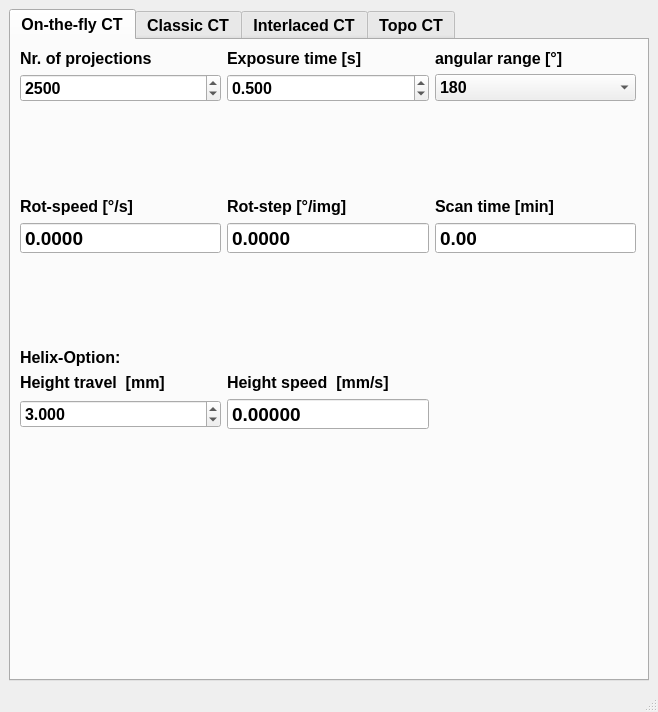
Old version of the form BAMline_CT-helper/CT_helper.ui in the repository HMarkoetter/BAMline_CT_preview_RECO.
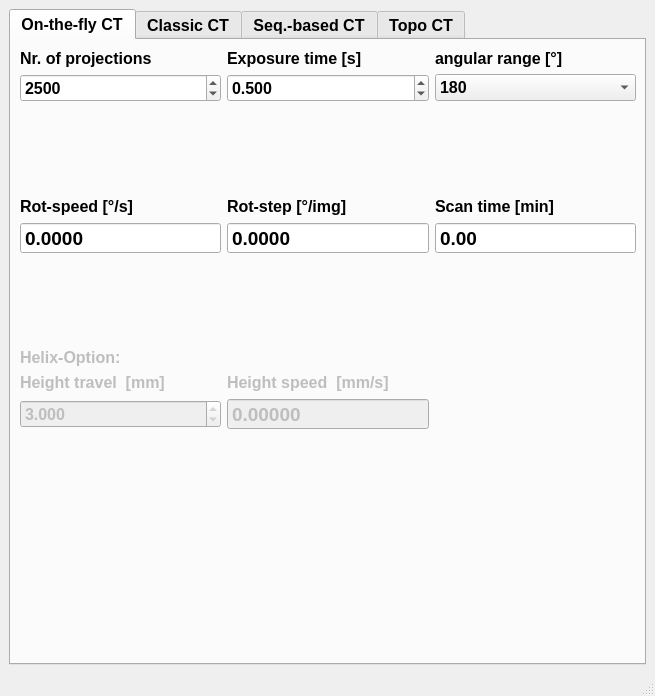
New version of the form. Custom widgets are drawn as their Qt base class.

Commit message: renaming in CT-helper

```diff
--- a/BAMline_CT-helper/CT_helper.ui
+++ b/BAMline_CT-helper/CT_helper.ui
@@ -6,8 +6,8 @@
    <rect>
     <x>0</x>
     <y>0</y>
-    <width>658</width>
-    <height>712</height>
+    <width>655</width>
+    <height>696</height>
    </rect>
   </property>
   <property name="windowTitle">
@@ -211,6 +211,9 @@
          </item>
          <item row="7" column="0">
           <widget class="QLabel" name="label_19">
+           <property name="enabled">
+            <bool>false</bool>
+           </property>
            <property name="text">
             <string>Height travel  [mm]</string>
            </property>
@@ -219,7 +222,7 @@
          <item row="8" column="1">
           <widget class="QDoubleSpinBox" name="height_speed">
            <property name="enabled">
-            <bool>true</bool>
+            <bool>false</bool>
            </property>
            <property name="font">
             <font>
@@ -255,6 +258,9 @@
          </item>
          <item row="8" column="0">
           <widget class="QDoubleSpinBox" name="height_travel">
+           <property name="enabled">
+            <bool>false</bool>
+           </property>
            <property name="decimals">
             <number>3</number>
            </property>
@@ -271,6 +277,9 @@
          </item>
          <item row="7" column="1">
           <widget class="QLabel" name="label_20">
+           <property name="enabled">
+            <bool>false</bool>
+           </property>
            <property name="text">
             <string>Height speed  [mm/s]</string>
            </property>
@@ -278,6 +287,9 @@
          </item>
          <item row="6" column="0">
           <widget class="QLabel" name="label_21">
+           <property name="enabled">
+            <bool>false</bool>
+           </property>
            <property name="text">
             <string>Helix-Option:</string>
            </property>
@@ -702,7 +714,7 @@
       </widget>
       <widget class="QWidget" name="tab">
        <attribute name="title">
-        <string>Interlaced CT</string>
+        <string>Seq.-based CT</string>
        </attribute>
        <layout class="QGridLayout" name="gridLayout_2">
         <item row="0" column="0">
```
Left out of the diff: 4 changed lines with no effect on the pictures.
